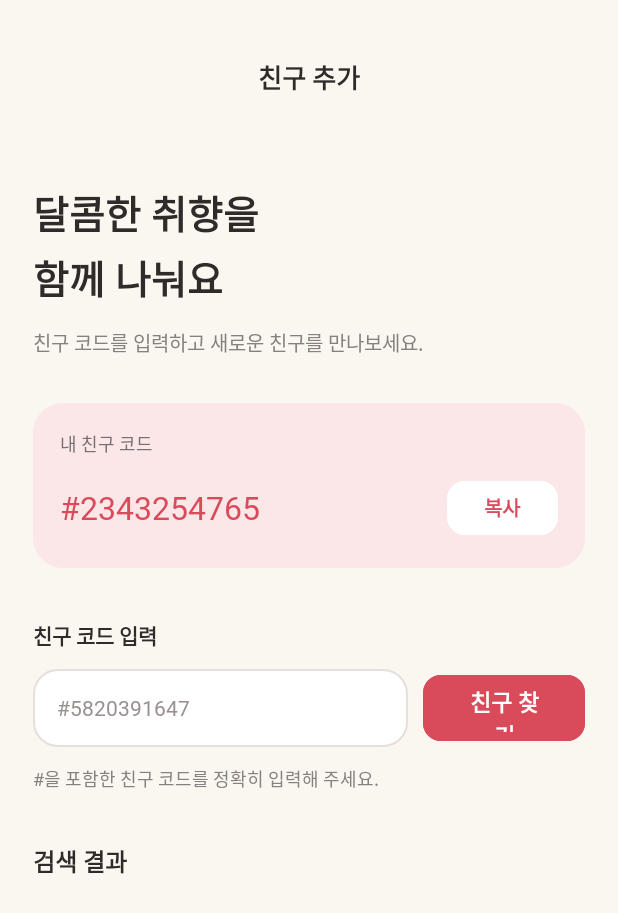
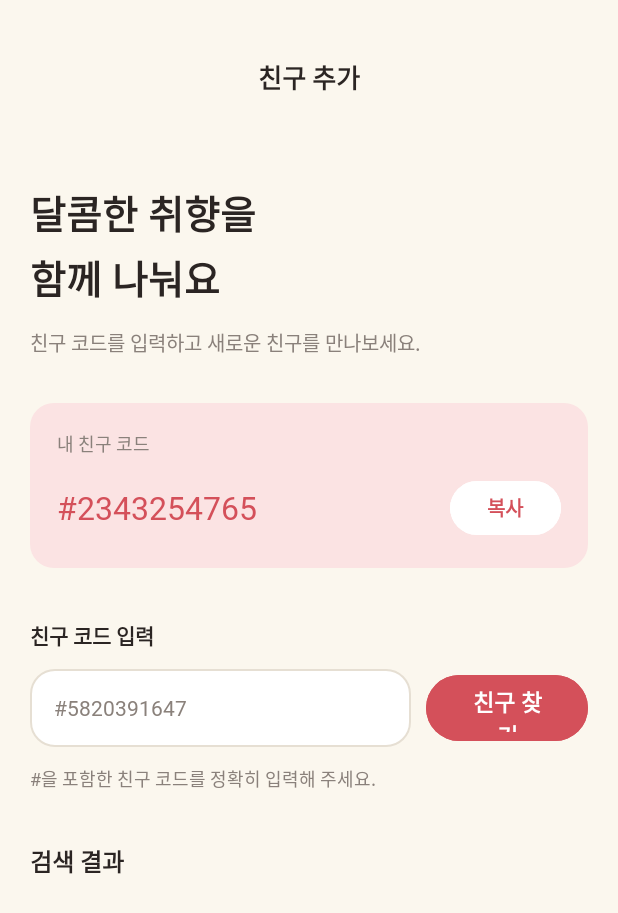
Before and after one commit to marshm6llow-dessertrip/dessertrip, an Android app: the FriendAddActivity screen opened directly, with no data from a screen before it, on a phone screen of 412 x 824 dp. Shown: the top 913 px of the screen. Run offline under Robolectric (Android 15) with nearby library versions, the phone set to English and light mode, and no system bars.

Commit message:
fix: 친구 추가 화면 공통 디자인 리소스 적용 및 테스트 데이터 분리

```diff
--- a/app/src/main/java/com/example/dessertrip/ui/friend/FriendAddActivity.java
+++ b/app/src/main/java/com/example/dessertrip/ui/friend/FriendAddActivity.java
@@ -11,6 +11,7 @@ import android.widget.LinearLayout;
 import android.widget.TextView;
 import android.widget.Toast;
 
+import androidx.appcompat.app.AlertDialog;
 import androidx.appcompat.app.AppCompatActivity;
 
 import com.example.dessertrip.R;
@@ -21,6 +22,7 @@ public class FriendAddActivity extends AppCompatActivity {
     private TextView tvFriendName;
     private TextView tvFriendCode;
     private TextView tvFriendBio;
+
     private EditText etFriendCode;
     private LinearLayout layoutFriendResult;
 
@@ -28,8 +30,12 @@ public class FriendAddActivity extends AppCompatActivity {
     private Button btnFindFriend;
     private Button btnFriendRequest;
 
-    // 피그마에 표시된 테스트용 데이터
+    // TODO: API 연동 시 테스트용 데이터 제거
+    private static final String TEST_MY_FRIEND_CODE = "#2343254765";
     private static final String TEST_FRIEND_CODE = "#5820391647";
+    private static final String TEST_FRIEND_NAME = "까눌레수집가";
+    private static final String TEST_FRIEND_BIO = "바삭한 첫 입을 찾아다녀요.";
+
     private boolean friendFound = false;
 
     @Override
@@ -50,72 +56,119 @@ public class FriendAddActivity extends AppCompatActivity {
         btnFindFriend = findViewById(R.id.btn_find_friend);
         btnFriendRequest = findViewById(R.id.btn_friend_request);
 
+        // 내 친구 코드 설정
+        tvMyFriendCode.setText(TEST_MY_FRIEND_CODE);
+
         // 처음에는 검색 결과를 숨김
         layoutFriendResult.setVisibility(View.GONE);
 
         // 1. 내 친구 코드 복사
         btnCopyCode.setOnClickListener(v -> {
+
             String myCode = tvMyFriendCode.getText().toString();
 
             ClipboardManager clipboard =
-                    (ClipboardManager) getSystemService(Context.CLIPBOARD_SERVICE);
+                    (ClipboardManager) getSystemService(
+                            Context.CLIPBOARD_SERVICE
+                    );
 
             if (clipboard != null) {
-                ClipData clip = ClipData.newPlainText("친구 코드", myCode);
+
+                ClipData clip = ClipData.newPlainText(
+                        "친구 코드", myCode
+                );
+
                 clipboard.setPrimaryClip(clip);
 
-                Toast.makeText(this, "친구 코드가 복사되었습니다.", Toast.LENGTH_SHORT).show();
+                Toast.makeText(
+                        this,
+                        "친구 코드가 복사되었습니다.",
+                        Toast.LENGTH_SHORT
+                ).show();
             }
         });
 
         // 2. 친구 코드로 검색
         btnFindFriend.setOnClickListener(v -> {
-            String inputCode = etFriendCode.getText().toString().trim();
+
+            String inputCode =
+                    etFriendCode.getText().toString().trim();
 
             friendFound = false;
             layoutFriendResult.setVisibility(View.GONE);
 
+            // 빈 입력 확인
             if (inputCode.isEmpty()) {
-                etFriendCode.setError("친구 코드를 입력해 주세요.");
+                etFriendCode.setError(
+                        "친구 코드를 입력해 주세요."
+                );
                 return;
             }
 
+            // 친구 코드 형식 확인
             if (!inputCode.startsWith("#")) {
-                etFriendCode.setError("#을 포함한 친구 코드를 입력해 주세요.");
+                etFriendCode.setError(
+                        "#을 포함한 친구 코드를 입력해 주세요."
+                );
                 return;
             }
 
-            if (inputCode.equals(tvMyFriendCode.getText().toString())) {
-                etFriendCode.setError("본인의 친구 코드입니다.");
+            // 본인 코드 입력 여부 확인
+            if (inputCode.equals(
+                    tvMyFriendCode.getText().toString()
+            )) {
+                etFriendCode.setError(
+                        "본인의 친구 코드입니다."
+                );
                 return;
             }
 
+            // TODO: 친구 검색 API 연동
             if (inputCode.equals(TEST_FRIEND_CODE)) {
-                tvFriendName.setText("까눌레수집가");
+
+                tvFriendName.setText(TEST_FRIEND_NAME);
                 tvFriendCode.setText(TEST_FRIEND_CODE);
-                tvFriendBio.setText("바삭한 첫 입을 찾아다녀요.");
+                tvFriendBio.setText(TEST_FRIEND_BIO);
 
                 friendFound = true;
                 layoutFriendResult.setVisibility(View.VISIBLE);
 
-                Toast.makeText(this, "친구를 찾았습니다.", Toast.LENGTH_SHORT).show();
+                Toast.makeText(
+                        this,
+                        "친구를 찾았습니다.",
+                        Toast.LENGTH_SHORT
+                ).show();
+
             } else {
-                Toast.makeText(this, "검색 결과가 없습니다.", Toast.LENGTH_SHORT).show();
+
+                Toast.makeText(
+                        this,
+                        "검색 결과가 없습니다.",
+                        Toast.LENGTH_SHORT
+                ).show();
             }
         });
 
-        // 3. 친구 요청 (테스트용)
+        // 3. 친구 요청
         btnFriendRequest.setOnClickListener(v -> {
+
             if (!friendFound) {
                 return;
             }
 
-            new androidx.appcompat.app.AlertDialog.Builder(this)
+            new AlertDialog.Builder(this)
                     .setTitle("친구 요청")
-                    .setMessage(tvFriendName.getText().toString()
-                            + "님에게 친구 요청을 보내시겠습니까?")
-                    .setNegativeButton("취소", (dialog, which) -> dialog.dismiss())
+                    .setMessage(
+                            tvFriendName.getText().toString()
+                                    + "님에게 친구 요청을 보내시겠습니까?"
+                    )
+                    .setNegativeButton(
+                            "취소",
+                            (dialog, which) -> dialog.dismiss()
+                    )
                     .setPositiveButton("요청하기", (dialog, which) -> {
+
+                        // TODO: 친구 요청 API 연동
                         Toast.makeText(
                                 this,
                                 "테스트용 친구 요청입니다. 실제로 전송되지는 않았습니다.",
--- a/app/src/main/res/drawable/bg_friend_code_card.xml
+++ b/app/src/main/res/drawable/bg_friend_code_card.xml
@@ -1,5 +1,5 @@
 <?xml version="1.0" encoding="utf-8"?>
 <shape xmlns:android="http://schemas.android.com/apk/res/android">
-    <solid android:color="#FBE7E7" />
-    <corners android:radius="20dp" />
+    <solid android:color="@color/primary_light" />
+    <corners android:radius="@dimen/radius_card" />
 </shape>
--- a/app/src/main/res/drawable/bg_friend_input.xml
+++ b/app/src/main/res/drawable/bg_friend_input.xml
@@ -1,8 +1,8 @@
 <?xml version="1.0" encoding="utf-8"?>
 <shape xmlns:android="http://schemas.android.com/apk/res/android">
-    <solid android:color="#FFFFFF" />
+    <solid android:color="@color/surface" />
     <stroke
         android:width="1dp"
-        android:color="#E8DFDA" />
-    <corners android:radius="16dp" />
+        android:color="@color/stroke" />
+    <corners android:radius="@dimen/radius_card" />
 </shape>
--- a/app/src/main/res/drawable/bg_friend_result_card.xml
+++ b/app/src/main/res/drawable/bg_friend_result_card.xml
@@ -3,6 +3,6 @@
     <solid android:color="#FFFFFF" />
     <stroke
         android:width="1dp"
-        android:color="#E8DFDA" />
-    <corners android:radius="18dp" />
+        android:color="@color/stroke" />
+    <corners android:radius="@dimen/radius_card" />
 </shape>
--- a/app/src/main/res/layout/activity_friend_add.xml
+++ b/app/src/main/res/layout/activity_friend_add.xml
@@ -1,48 +1,45 @@
 <?xml version="1.0" encoding="utf-8"?>
 <ScrollView
     xmlns:android="http://schemas.android.com/apk/res/android"
-    xmlns:app="http://schemas.android.com/apk/res-auto"
 
     android:layout_width="match_parent"
     android:layout_height="match_parent"
-    android:background="#FAF7F0"
+    android:background="@color/background"
     android:fillViewport="true">
 
     <LinearLayout
         android:layout_width="match_parent"
         android:layout_height="wrap_content"
         android:orientation="vertical"
-        android:paddingStart="22dp"
-        android:paddingEnd="22dp"
+        android:paddingStart="@dimen/screen_padding"
+        android:paddingEnd="@dimen/screen_padding"
         android:paddingBottom="32dp">
 
         <!-- 상단 -->
         <TextView
+            style="@style/Text.Subtitle"
             android:layout_width="match_parent"
             android:layout_height="52dp"
             android:layout_marginTop="25dp"
             android:gravity="center"
             android:text="친구 추가"
-            android:textColor="#302B2B"
-            android:textSize="17sp"
-            android:textStyle="bold" />
+            android:textSize="17sp" />
 
         <TextView
+            style="@style/Text.Title"
             android:layout_width="match_parent"
             android:layout_height="wrap_content"
             android:layout_marginTop="45dp"
             android:text="달콤한 취향을&#10;함께 나눠요"
-            android:textColor="#302B2B"
             android:textSize="26sp"
-            android:textStyle="bold"
             android:lineSpacingExtra="5dp" />
 
         <TextView
+            style="@style/Text.Caption"
             android:layout_width="match_parent"
             android:layout_height="wrap_content"
             android:layout_marginTop="14dp"
             android:text="친구 코드를 입력하고 새로운 친구를 만나보세요."
-            android:textColor="#888080"
             android:textSize="13sp" />
 
         <!-- 내 친구 코드 카드 -->
@@ -55,11 +52,10 @@
             android:padding="18dp">
 
             <TextView
+                style="@style/Text.Caption"
                 android:layout_width="match_parent"
                 android:layout_height="wrap_content"
-                android:text="내 친구 코드"
-                android:textColor="#777070"
-                android:textSize="12sp" />
+                android:text="내 친구 코드" />
 
             <LinearLayout
                 android:layout_width="match_parent"
@@ -70,37 +66,36 @@
 
                 <TextView
                     android:id="@+id/tv_my_friend_code"
+                    style="@style/Text.Title"
                     android:layout_width="0dp"
                     android:layout_height="wrap_content"
                     android:layout_weight="1"
                     android:text="#2343254765"
-                    android:textColor="#D94B5B"
-                    android:textSize="21sp"
-                    android:textStyle="bold" />
+                    android:textColor="@color/primary"
+                    android:textSize="21sp" />
 
                 <com.google.android.material.button.MaterialButton
                     android:id="@+id/btn_copy_code"
+                    style="@style/Button.Dessert"
                     android:layout_width="74dp"
                     android:layout_height="44dp"
-                    android:backgroundTint="#FFFFFF"
+                    android:backgroundTint="@color/white"
+                    android:fontFamily="@font/pretendard"
                     android:text="복사"
-                    android:textColor="#D94B5B"
-                    app:cornerRadius="12dp"
-                    android:textSize="13sp"
-                    android:textStyle="bold"/>
+                    android:textColor="@color/primary"
+                    android:textSize="13sp" />
 
             </LinearLayout>
         </LinearLayout>
 
         <!-- 친구 검색 -->
         <TextView
+            style="@style/Text.Subtitle"
             android:layout_width="match_parent"
             android:layout_height="wrap_content"
             android:layout_marginTop="34dp"
             android:text="친구 코드 입력"
-            android:textColor="#302B2B"
-            android:textSize="14sp"
-            android:textStyle="bold" />
+            android:textSize="14sp" />
 
         <LinearLayout
             android:layout_width="match_parent"
@@ -111,49 +106,45 @@
 
             <EditText
                 android:id="@+id/et_friend_code"
+                style="@style/Text.Body"
                 android:layout_width="0dp"
                 android:layout_height="52dp"
                 android:layout_weight="1"
                 android:background="@drawable/bg_friend_input"
                 android:hint="#5820391647"
                 android:inputType="text"
-                android:paddingStart="16dp"
+                android:paddingStart="@dimen/space_m"
                 android:paddingEnd="12dp"
                 android:singleLine="true"
-                android:textColor="#302B2B"
-                android:textColorHint="#999090"
-                android:textSize="14sp" />
+                android:textColorHint="@color/text_secondary" />
 
             <com.google.android.material.button.MaterialButton
                 android:id="@+id/btn_find_friend"
+                style="@style/Button.Dessert"
                 android:layout_width="108dp"
                 android:layout_height="52dp"
                 android:layout_marginStart="10dp"
-                android:backgroundTint="#D94B5B"
+                android:backgroundTint="@color/primary"
+                android:fontFamily="@font/pretendard"
                 android:text="친구 찾기"
-                android:textColor="#FFFFFF"
-                app:cornerRadius="12dp"
-                android:textSize="15sp"
-                android:textStyle="bold"/>
+                android:textColor="@color/white"
+                android:textSize="15sp" />
         </LinearLayout>
 
         <TextView
+            style="@style/Text.Caption"
             android:layout_width="match_parent"
             android:layout_height="wrap_content"
             android:layout_marginTop="12dp"
-            android:text="#을 포함한 친구 코드를 정확히 입력해 주세요."
-            android:textColor="#888080"
-            android:textSize="12sp" />
+            android:text="#을 포함한 친구 코드를 정확히 입력해 주세요." />
 
         <!-- 검색 결과 -->
         <TextView
+            style="@style/Text.Subtitle"
             android:layout_width="match_parent"
             android:layout_height="wrap_content"
             android:layout_marginTop="34dp"
-            android:text="검색 결과"
-            android:textColor="#302B2B"
-            android:textSize="16sp"
-            android:textStyle="bold" />
+            android:text="검색 결과" />
 
         <LinearLayout
             android:id="@+id/layout_friend_result"
@@ -162,7 +153,7 @@
             android:layout_marginTop="14dp"
             android:background="@drawable/bg_friend_result_card"
             android:orientation="vertical"
-            android:padding="16dp"
+            android:padding="@dimen/space_m"
             android:visibility="gone">
 
             <LinearLayout
@@ -177,54 +168,50 @@
                     android:padding="0dp"
                     android:layout_margin="0dp"
                     android:scaleType="fitCenter"
-                    android:src="@drawable/dessert_donut"
-                    />
+                    android:src="@drawable/dessert_donut" />
 
                 <LinearLayout
                     android:layout_width="0dp"
                     android:layout_height="wrap_content"
                     android:layout_weight="1"
-                    android:layout_marginStart="8dp"
+                    android:layout_marginStart="@dimen/space_s"
                     android:orientation="vertical">
 
                     <TextView
                         android:id="@+id/tv_friend_name"
+                        style="@style/Text.Subtitle"
                         android:layout_width="match_parent"
                         android:layout_height="wrap_content"
-                        android:text="까눌레수집가"
-                        android:textColor="#302B2B"
-                        android:textSize="16sp"
-                        android:textStyle="bold" />
+                        android:text="까눌레수집가" />
 
                     <TextView
                         android:id="@+id/tv_friend_code"
+                        style="@style/Text.Caption"
                         android:layout_width="match_parent"
                         android:layout_height="wrap_content"
                         android:layout_marginTop="5dp"
-                        android:text="#5820391647"
-                        android:textColor="#888080"
-                        android:textSize="12sp" />
+                        android:text="#5820391647" />
                 </LinearLayout>
 
                 <com.google.android.material.button.MaterialButton
                     android:id="@+id/btn_friend_request"
+                    style="@style/Button.Dessert"
                     android:layout_width="93dp"
                     android:layout_height="53dp"
-                    android:backgroundTint="#D94B5B"
+                    android:backgroundTint="@color/primary"
+                    android:fontFamily="@font/pretendard"
                     android:text="친구 요청"
-                    android:textColor="#FFFFFF"
-                    app:cornerRadius="12dp"
-                    android:textSize="11sp"
-                    android:textStyle="bold"/>
+                    android:textColor="@color/white"
+                    android:textSize="11sp" />
             </LinearLayout>
 
             <TextView
                 android:id="@+id/tv_friend_bio"
+                style="@style/Text.Caption"
                 android:layout_width="match_parent"
                 android:layout_height="wrap_content"
                 android:layout_marginTop="18dp"
                 android:text="바삭한 첫 입을 찾아다녀요."
-                android:textColor="#777070"
                 android:textSize="13sp" />
         </LinearLayout>
     </LinearLayout>
```
